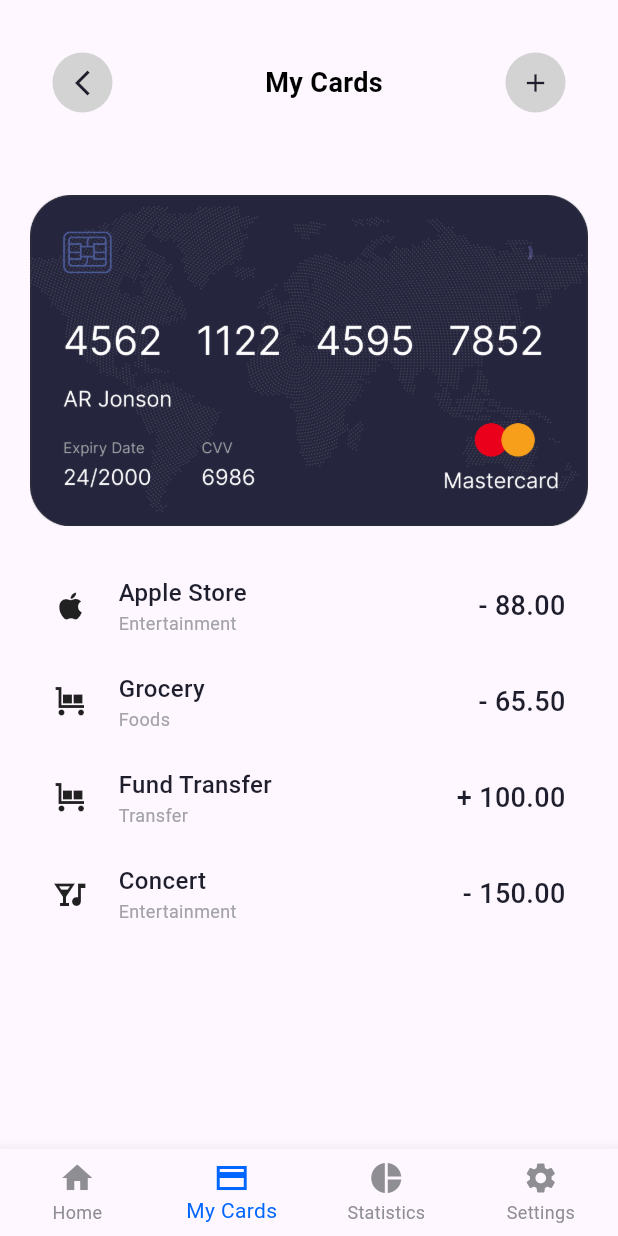
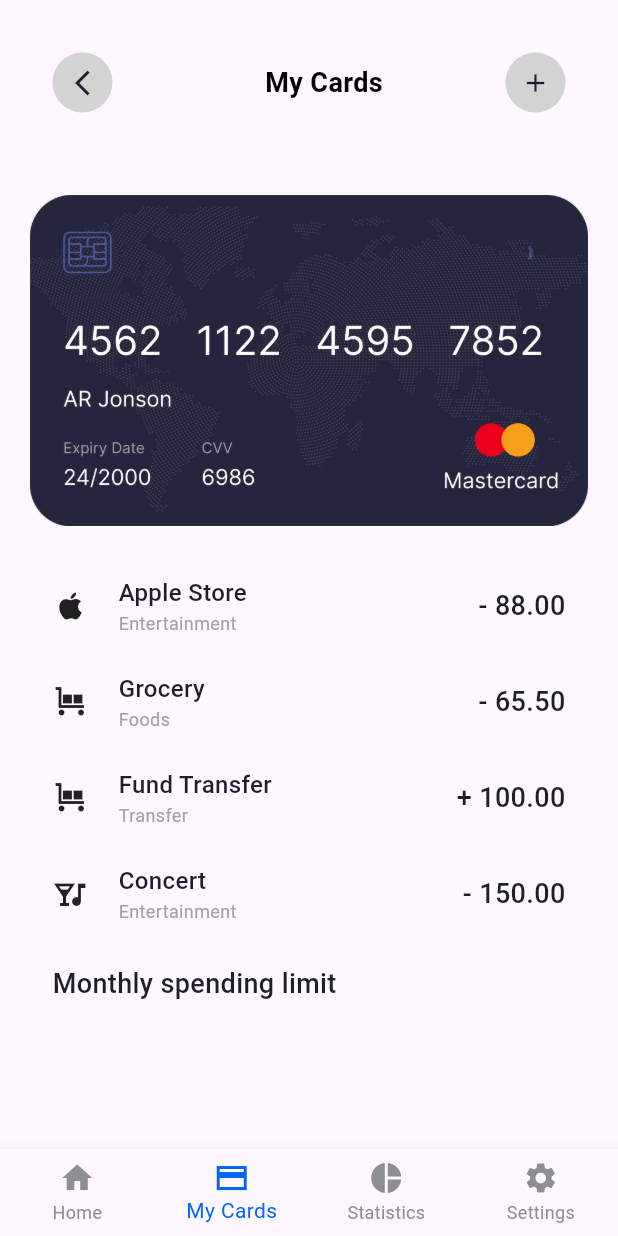
Before and after one commit to danhqm/App-Banking, a Flutter app: the screen it shows after launch, item 2 of the bottom bar chosen, on a phone screen of 412 x 824 dp. Run offline on Flutter 3.47's test engine with Material 3 defaults, Android fonts, the phone set to English and light mode, and no system bars; our stand-ins replace flutter_dotenv; missing offline and left inert: postgres.

Commit message:
change mycards page

```diff
--- a/lib/Page/mycards.dart
+++ b/lib/Page/mycards.dart
@@ -1,5 +1,4 @@
 import 'package:flutter/material.dart';
-
 
 class Mycards extends StatelessWidget {
   const Mycards({super.key});
@@ -213,6 +212,17 @@ class Mycards extends StatelessWidget {
           ),
         ),
 
+        SizedBox(height: 15),
+
+        const Padding(
+          padding: EdgeInsets.symmetric(horizontal: 35.0, vertical: 0),
+          child: Row(
+            mainAxisAlignment: MainAxisAlignment.spaceBetween,
+            children: <Widget>[
+              Text('Monthly spending limit', style: TextStyle(fontSize: 18, color: Color(0xFF1E1E2D), fontWeight: FontWeight.w500)),
+            ],
+          ),
+        ),
       ],
     );
   }
--- a/pubspec.yaml
+++ b/pubspec.yaml
@@ -35,6 +35,7 @@ dependencies:
   # The following adds the Cupertino Icons font to your application.
   # Use with the CupertinoIcons class for iOS style icons.
   cupertino_icons: ^1.0.8
+  syncfusion_flutter_sliders: ^29.1.38
 
 dev_dependencies:
   flutter_test:
```
Also changed, not shown: pubspec.lock.
